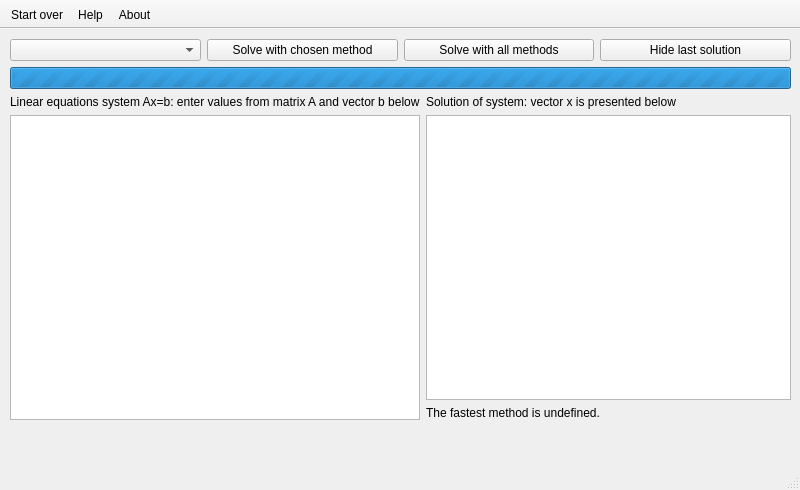
The window that 02_systems/ui/mainwindow.ui (vla5924-practice/computational-methods) describes before a commit, drawn with Qt 5.
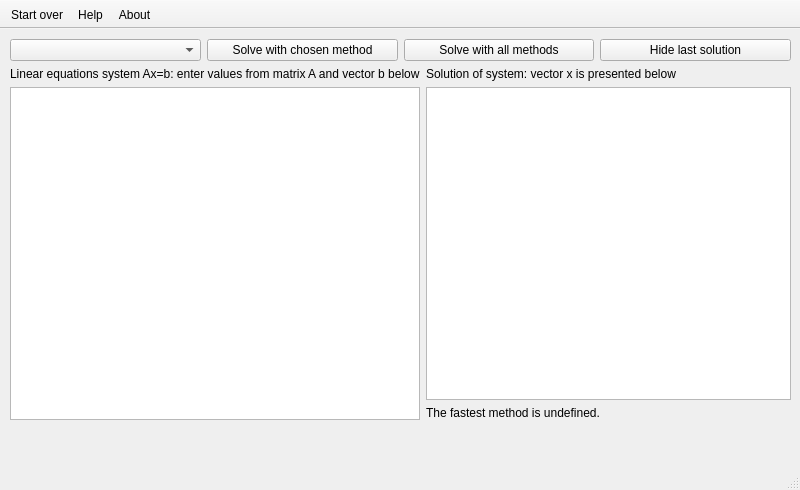
The same window after the commit.

Commit message: removed progress bar

```diff
--- a/02_systems/ui/mainwindow.ui
+++ b/02_systems/ui/mainwindow.ui
@@ -58,26 +58,6 @@
        </item>
       </layout>
      </item>
-     <item>
-      <layout class="QHBoxLayout" name="horizontalLayout_2">
-       <item>
-        <widget class="QProgressBar" name="progress">
-         <property name="enabled">
-          <bool>true</bool>
-         </property>
-         <property name="maximum">
-          <number>0</number>
-         </property>
-         <property name="value">
-          <number>0</number>
-         </property>
-         <property name="textVisible">
-          <bool>false</bool>
-         </property>
-        </widget>
-       </item>
-      </layout>
-     </item>
      <item>
       <layout class="QHBoxLayout" name="horizontalLayout_3">
        <item>
```
The commit also changes 1 other file.
